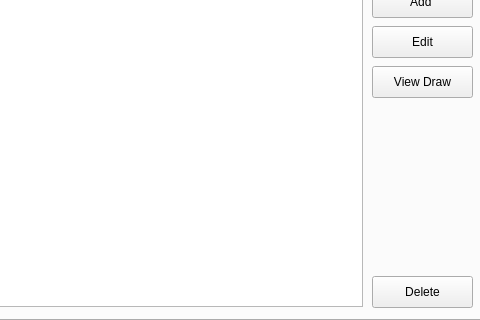
Above: mainwindow.ui from stefanmarjanovic/Comp before the change; both pictures show x 420 to 900 and y 219 to 539 of the 900 by 539 pixel window. Below: the same form after it.
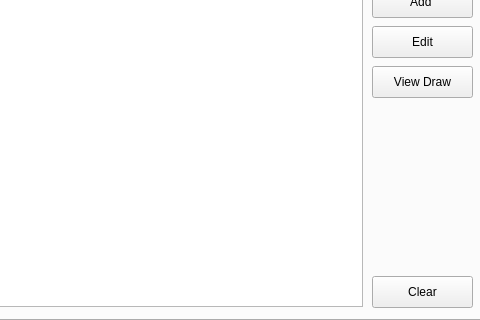
That is the form after the change. The open tabs and pages were chosen to show the change. Icons and pictures are not drawn.

Commit message: Database changes and Edit Button changes

```diff
--- a/mainwindow.ui
+++ b/mainwindow.ui
@@ -318,19 +318,6 @@
        <string>Add </string>
       </property>
      </widget>
-     <widget class="QPushButton" name="delete_2">
-      <property name="geometry">
-       <rect>
-        <x>790</x>
-        <y>320</y>
-        <width>101</width>
-        <height>32</height>
-       </rect>
-      </property>
-      <property name="text">
-       <string>Delete</string>
-      </property>
-     </widget>
      <widget class="QLabel" name="label_12">
       <property name="geometry">
        <rect>
@@ -363,6 +350,19 @@
        <string>View Draw</string>
       </property>
      </widget>
+     <widget class="QPushButton" name="compClear">
+      <property name="geometry">
+       <rect>
+        <x>790</x>
+        <y>320</y>
+        <width>101</width>
+        <height>32</height>
+       </rect>
+      </property>
+      <property name="text">
+       <string>Clear</string>
+      </property>
+     </widget>
     </widget>
     <widget class="QWidget" name="Venues">
      <attribute name="title">
```
Left out of the diff: 10 changed lines with no effect on the pictures. The commit also changes 18 other files.
